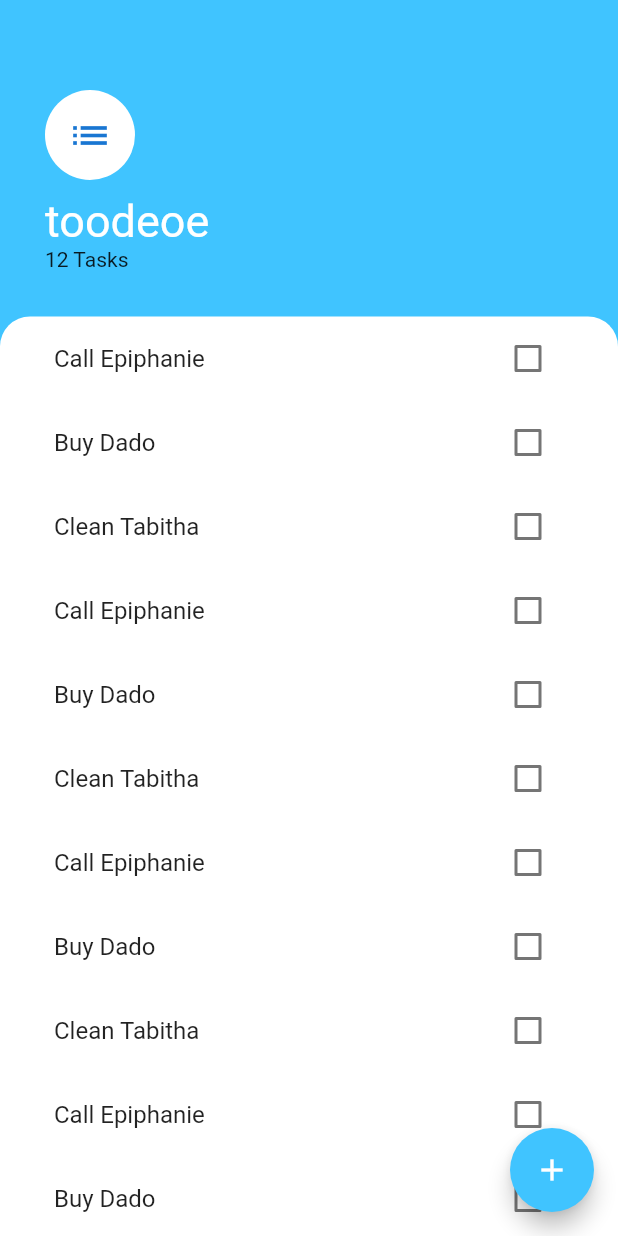
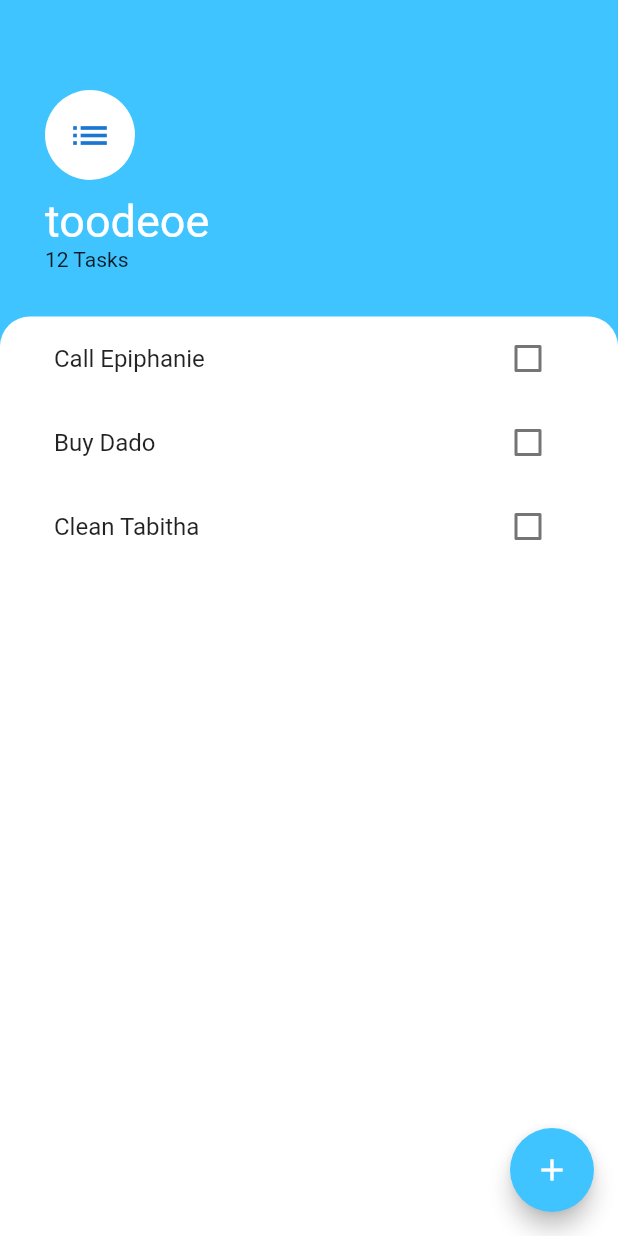
Before and after one commit to ameklou/JTodo, a Flutter app: the screen it shows after launch, on a phone screen of 412 x 824 dp. Run offline on Flutter 3.47's test engine with Material 2 defaults, Android fonts, the phone set to English and light mode, and no system bars.

Commit message:
adding new task to task list

```diff
--- a/lib/screens/tasks_screen.dart
+++ b/lib/screens/tasks_screen.dart
@@ -14,18 +14,6 @@ class _TasksScreenState extends State<TasksScreen> {
     Task(name: 'Call Epiphanie'),
     Task(name: 'Buy Dado'),
     Task(name: 'Clean Tabitha'),
-    Task(name: 'Call Epiphanie'),
-    Task(name: 'Buy Dado'),
-    Task(name: 'Clean Tabitha'),
-    Task(name: 'Call Epiphanie'),
-    Task(name: 'Buy Dado'),
-    Task(name: 'Clean Tabitha'),
-    Task(name: 'Call Epiphanie'),
-    Task(name: 'Buy Dado'),
-    Task(name: 'Clean Tabitha'),
-    Task(name: 'Call Epiphanie'),
-    Task(name: 'Buy Dado'),
-    Task(name: 'Clean Tabitha'),
   ];
 
   @override
@@ -35,7 +23,14 @@ class _TasksScreenState extends State<TasksScreen> {
       floatingActionButton: FloatingActionButton(
         onPressed: () {
           showModalBottomSheet(
-              context: context, builder: (context) => AddTaskScreen());
+              context: context, builder: (context) => AddTaskScreen((newTask){
+                setState(() {
+                  tasks.add(Task(name: newTask));
+                });
+                Navigator.pop(context);
+
+
+          }));
         },
         backgroundColor: Colors.lightBlueAccent,
         child: Icon(Icons.add),
```
Also changed, not shown: lib/screens/add_task.dart (+10 -1 lines), lib/widgets/task_tile.dart (+0 -12 lines).
